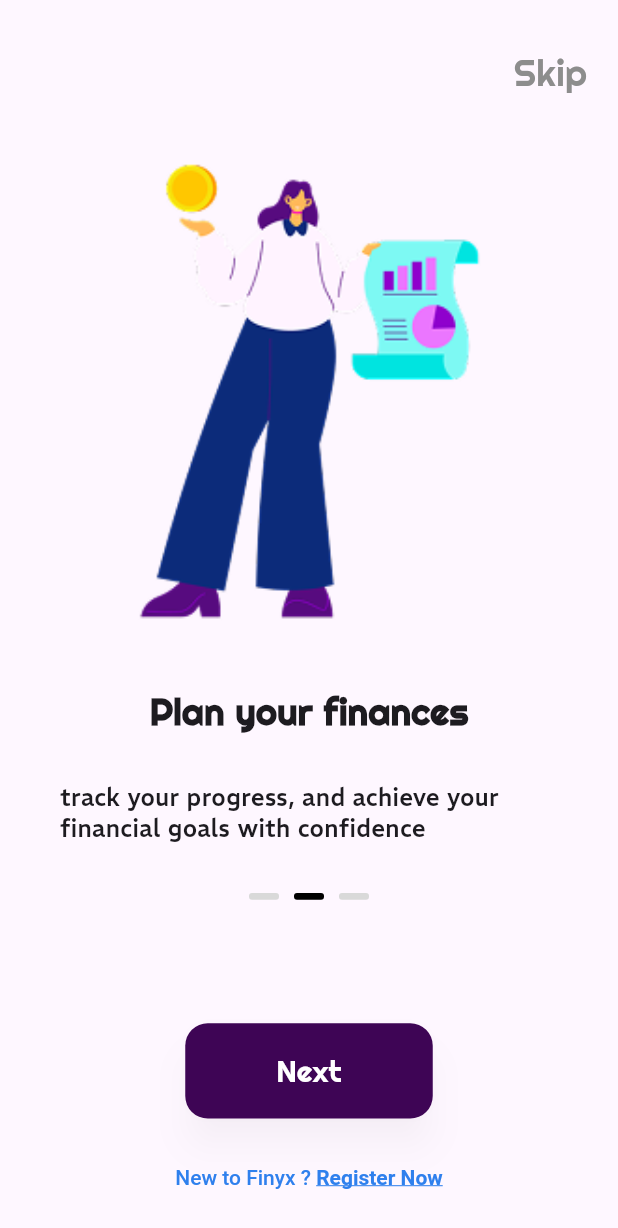
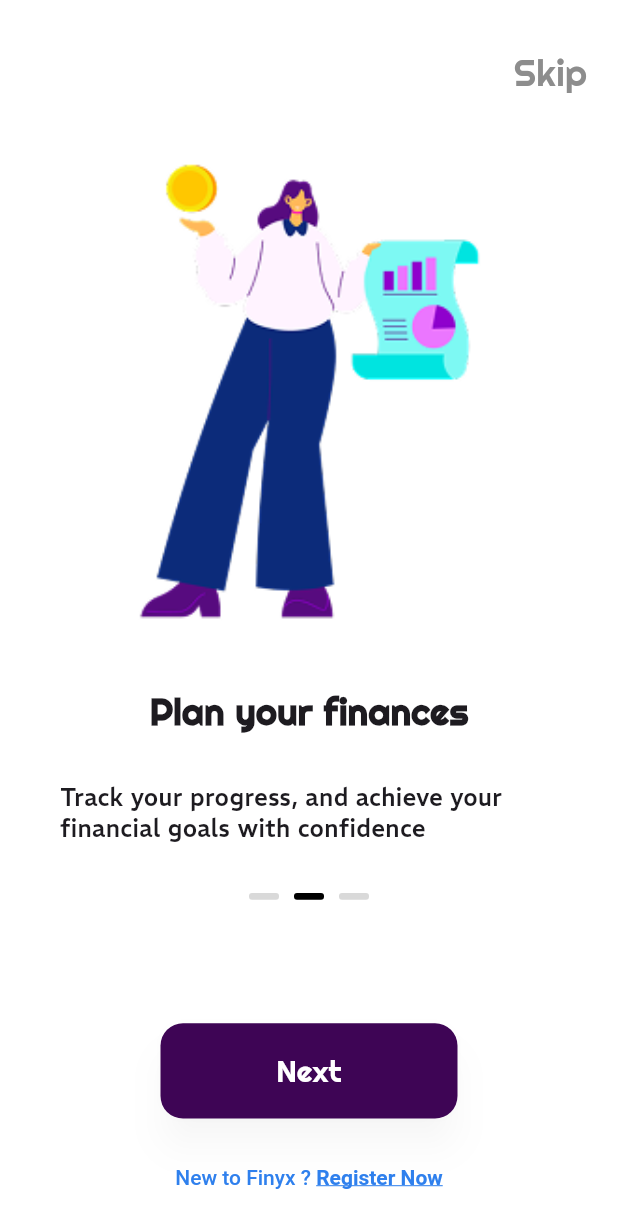
Before and after one commit to rababhamdyy-SmartFinancialManagement/finyx_mobile_app, a Flutter app: the screen it shows after launch, after a tap on "Next", on a phone screen of 412 x 824 dp. Shown: the top 1228 px of the screen. Run offline on Flutter 3.47's test engine with Material 3 defaults, Android fonts, the light colour scheme and no system bars.

Commit message:
replace first&second&third screens with onboarding view with their model

```diff
--- a/lib/app_routes.dart
+++ b/lib/app_routes.dart
@@ -1,25 +1,22 @@
 import 'package:flutter/material.dart';
 import 'package:finyx_mobile_app/views/splash_view.dart';
-import 'package:finyx_mobile_app/views/first_view.dart';
-import 'package:finyx_mobile_app/views/second_view.dart';
-import 'package:finyx_mobile_app/views/third_view.dart';
+import 'package:finyx_mobile_app/views/onboarding_view.dart';
 import 'package:finyx_mobile_app/views/login_view.dart';
 import 'package:finyx_mobile_app/views/sign_up_view.dart';
 
 class AppRoutes {
   static const String splash = '/';
-  static const String firstScreen = '/firstScreen';
-  static const String secondScreen = '/secondScreen';
-  static const String thirdScreen = '/thirdScreen';
+  static const String onboardingScreen = '/onboardingScreen';
   static const String login = '/login';
   static const String signUp = '/sign_up';
 
   static Map<String, WidgetBuilder> get routes {
     return {
       splash: (context) => SplashScreen(),
-      firstScreen: (context) => FirstScreen(),
-      secondScreen: (context) => SecondScreen(),
-      thirdScreen: (context) => ThirdScreen(),
+      onboardingScreen: (context) {
+        final int currentIndex = ModalRoute.of(context)?.settings.arguments as int? ?? 0;
+        return OnboardingScreen(currentIndex: currentIndex);
+      },
       login: (context) => LoginScreen(),
       signUp: (context) => SignUpScreen(),
     };
--- a/lib/main.dart
+++ b/lib/main.dart
@@ -13,6 +13,7 @@ class MyApp extends StatelessWidget {
   Widget build(BuildContext context) {
     return MaterialApp(
       debugShowCheckedModeBanner: false,
+      theme: ThemeData(scaffoldBackgroundColor: Colors.white),
       initialRoute: AppRoutes.splash, //Set start page
       routes: AppRoutes.routes,
 
--- /dev/null
+++ b/lib/models/onboarding_model.dart
@@ -0,0 +1,53 @@
+class OnboardingPageModel {
+  final String imageAsset;
+  final String greetingText;
+  final String messageText;
+  final int indicatorIndex;
+  final String buttonText;
+  final String nextRoute;
+
+  OnboardingPageModel({
+    required this.imageAsset,
+    required this.greetingText,
+    required this.messageText,
+    required this.indicatorIndex,
+    required this.buttonText,
+    required this.nextRoute,
+  });
+
+  /// تحديد الصفحة التالية بناءً على الفهرس الحالي
+  static OnboardingPageModel getNextPage(int currentIndex) {
+    if (currentIndex < pages.length - 1) {
+      return pages[currentIndex + 1]; // الصفحة التالية
+    } else {
+      return pages.last; // آخر صفحة (توجيه إلى صفحة تسجيل الدخول)
+    }
+  }
+
+  static final List<OnboardingPageModel> pages = [
+    OnboardingPageModel(
+      imageAsset: "assets/images/financial_planning_1.png",
+      greetingText: "Welcome to Finyx!",
+      messageText: "Take control of your finances effortlessly track, save, and grow with ease",
+      indicatorIndex: 0,
+      buttonText: "Next",
+      nextRoute: '/onboardingScreen',
+    ),
+    OnboardingPageModel(
+      imageAsset: "assets/images/report_1.png",
+      greetingText: "Plan your finances",
+      messageText: "Track your progress, and achieve your financial goals with confidence",
+      indicatorIndex: 1,
+      buttonText: "Next",
+      nextRoute: '/onboardingScreen',
+    ),
+    OnboardingPageModel(
+      imageAsset: "assets/images/planning_1.png",
+      greetingText: "Take control of your finances!",
+      messageText: "Plan wisely, manage efficiently, and achieve your financial goals with ease",
+      indicatorIndex: 2,
+      buttonText: "Login",
+      nextRoute: '/login',
+    ),
+  ];
+}
--- a/lib/views/first_view.dart
+++ /dev/null
@@ -1,51 +0,0 @@
-import 'package:flutter/material.dart';
-import 'package:finyx_mobile_app/widgets/greeting_widget.dart';
-import 'package:finyx_mobile_app/widgets/greeting_message_widget.dart';
-import 'package:finyx_mobile_app/widgets/skip_widget.dart';
-import 'package:finyx_mobile_app/widgets/indicator_widget.dart';
-import 'package:finyx_mobile_app/widgets/button_widget.dart';
-import 'package:finyx_mobile_app/widgets/register_text_widget.dart';
-
-class FirstScreen extends StatelessWidget {
-  const FirstScreen({super.key});
-
-  @override
-  Widget build(BuildContext context) {
-    double screenWidth = MediaQuery.of(context).size.width;
-    double screenHeight = MediaQuery.of(context).size.height;
-
-    return Scaffold(
-      body: SafeArea(
-        child: Column(
-          mainAxisAlignment: MainAxisAlignment.spaceEvenly,
-          crossAxisAlignment: CrossAxisAlignment.center,
-          children: [
-            SkipWidget(),
-            Image.asset(
-              "assets/images/financial_planning_1.png",
-              width: screenWidth * 0.8,
-              height: screenHeight * 0.4,
-              fit: BoxFit.contain,
-            ),
-            GreetingWidget(greetingText: "Welcome to Finyx!", fontSize: 30),
-            GreetingMessageWidget(
-              greetingMessage:
-                  "Take control of your finances effortlessly track, save, and grow with ease",
-            ),
-            Indicator(selectedIndex: 0),
-            SizedBox(height: 20),
-            ButtonWidget(
-              text: "Next",
-              width: 165,
-              height: 53,
-              onPressed: () {
-                Navigator.pushNamed(context, '/secondScreen');
-              },
-            ),
-            RegisterText(),
-          ],
-        ),
-      ),
-    );
-  }
-}
--- /dev/null
+++ b/lib/views/onboarding_view.dart
@@ -0,0 +1,63 @@
+import 'package:flutter/material.dart';
+import 'package:finyx_mobile_app/models/onboarding_model.dart';
+import 'package:finyx_mobile_app/widgets/button_widget.dart';
+import 'package:finyx_mobile_app/widgets/greeting_message_widget.dart';
+import 'package:finyx_mobile_app/widgets/greeting_widget.dart';
+import 'package:finyx_mobile_app/widgets/indicator_widget.dart';
+import 'package:finyx_mobile_app/widgets/register_text_widget.dart';
+import 'package:finyx_mobile_app/widgets/skip_widget.dart';
+
+class OnboardingScreen extends StatelessWidget {
+  final int currentIndex;
+
+  const OnboardingScreen({required this.currentIndex, super.key});
+
+  @override
+  Widget build(BuildContext context) {
+    final screenSize = MediaQuery.sizeOf(context);
+    final page = OnboardingPageModel.pages[currentIndex];
+    final bool isLastPage =
+        currentIndex == OnboardingPageModel.pages.length - 1;
+
+    return Scaffold(
+      body: SafeArea(
+        child: Column(
+          mainAxisAlignment: MainAxisAlignment.spaceEvenly,
+          children: [
+            if (!isLastPage) const SkipWidget(),
+            Image.asset(
+              page.imageAsset,
+              width: screenSize.width * 0.8,
+              height: screenSize.height * 0.4,
+              fit: BoxFit.contain,
+            ),
+            GreetingWidget(greetingText: page.greetingText, fontSize: 30),
+            GreetingMessageWidget(greetingMessage: page.messageText),
+            Indicator(selectedIndex: page.indicatorIndex),
+            const SizedBox(height: 20),
+            ButtonWidget(
+              text: page.buttonText,
+              width: 198,
+              height: 53,
+              onPressed: () {
+                if (!isLastPage) {
+                  Navigator.pushReplacement(
+                    context,
+                    MaterialPageRoute(
+                      builder:
+                          (context) =>
+                              OnboardingScreen(currentIndex: currentIndex + 1),
+                    ),
+                  );
+                } else {
+                  Navigator.pushReplacementNamed(context, '/login');
+                }
+              },
+            ),
+            const RegisterText(),
+          ],
+        ),
+      ),
+    );
+  }
+}
--- a/lib/views/second_view.dart
+++ /dev/null
@@ -1,51 +0,0 @@
-import 'package:finyx_mobile_app/widgets/button_widget.dart';
-import 'package:finyx_mobile_app/widgets/greeting_message_widget.dart';
-import 'package:finyx_mobile_app/widgets/greeting_widget.dart';
-import 'package:finyx_mobile_app/widgets/indicator_widget.dart';
-import 'package:finyx_mobile_app/widgets/register_text_widget.dart';
-import 'package:finyx_mobile_app/widgets/skip_widget.dart';
-import 'package:flutter/material.dart';
-
-class SecondScreen extends StatelessWidget {
-  const SecondScreen({super.key});
-
-  @override
-  Widget build(BuildContext context) {
-    double screenWidth = MediaQuery.of(context).size.width;
-    double screenHeight = MediaQuery.of(context).size.height;
-
-    return Scaffold(
-      body: SafeArea(
-        child: Column(
-          mainAxisAlignment: MainAxisAlignment.spaceEvenly,
-          crossAxisAlignment: CrossAxisAlignment.center,
-          children: [
-            SkipWidget(),
-            Image.asset(
-              "assets/images/report_1.png",
-              width: screenWidth * 0.8,
-              height: screenHeight * 0.4,
-              fit: BoxFit.contain,
-            ),
-            GreetingWidget(greetingText: "Plan your finances", fontSize: 30),
-            GreetingMessageWidget(
-              greetingMessage:
-                  "track your progress, and achieve your financial goals with confidence",
-            ),
-            Indicator(selectedIndex: 1),
-            SizedBox(height: 20),
-            ButtonWidget(
-              text: "Next",
-              width: 165,
-              height: 53,
-              onPressed: () {
-                Navigator.pushNamed(context, '/thirdScreen');
-              },
-            ),
-            RegisterText(),
-          ],
-        ),
-      ),
-    );
-  }
-}
--- a/lib/views/splash_view.dart
+++ b/lib/views/splash_view.dart
@@ -11,7 +11,7 @@ class SplashScreen extends StatelessWidget {
     SchedulerBinding.instance.addPostFrameCallback((_) {
       Future.delayed(Duration(seconds: 3), () {
         if (context.mounted) {
-          Navigator.pushReplacementNamed(context, '/firstScreen');
+          Navigator.pushReplacementNamed(context, '/onboardingScreen');
         }
       });
     });
@@ -25,7 +25,7 @@ class SplashScreen extends StatelessWidget {
     return GestureDetector(
       onTap: () {
         if (context.mounted) {
-          Navigator.pushReplacementNamed(context, '/firstScreen');
+          Navigator.pushReplacementNamed(context, '/onboardingScreen');
         }
       },
       child: Scaffold(
--- a/lib/views/third_view.dart
+++ /dev/null
@@ -1,52 +0,0 @@
-import 'package:finyx_mobile_app/widgets/button_widget.dart';
-import 'package:finyx_mobile_app/widgets/greeting_message_widget.dart';
-import 'package:finyx_mobile_app/widgets/greeting_widget.dart';
-import 'package:finyx_mobile_app/widgets/indicator_widget.dart';
-import 'package:finyx_mobile_app/widgets/register_text_widget.dart';
-import 'package:flutter/material.dart';
-
-class ThirdScreen extends StatelessWidget {
-  const ThirdScreen({super.key});
-
-  @override
-  Widget build(BuildContext context) {
-    double screenWidth = MediaQuery.of(context).size.width;
-    double screenHeight = MediaQuery.of(context).size.height;
-
-    return Scaffold(
-      body: SafeArea(
-        child: Column(
-          mainAxisAlignment: MainAxisAlignment.spaceEvenly,
-          crossAxisAlignment: CrossAxisAlignment.center,
-          children: [
-            Image.asset(
-              "assets/images/planning_1.png",
-              width: screenWidth * 0.8,
-              height: screenHeight * 0.4,
-              fit: BoxFit.contain,
-            ),
-            GreetingWidget(
-              greetingText: "Take control of your finances!",
-              fontSize: 30,
-            ),
-            GreetingMessageWidget(
-              greetingMessage:
-                  "Plan wisely, manage efficiently, and achieve your financial goals with ease",
-            ),
-            Indicator(selectedIndex: 2),
-            SizedBox(height: 20),
-            ButtonWidget(
-              text: "Login",
-              width: 165,
-              height: 53,
-              onPressed: () {
-                Navigator.pushNamed(context, '/login');
-              },
-            ),
-            RegisterText(),
-          ],
-        ),
-      ),
-    );
-  }
-}
```
